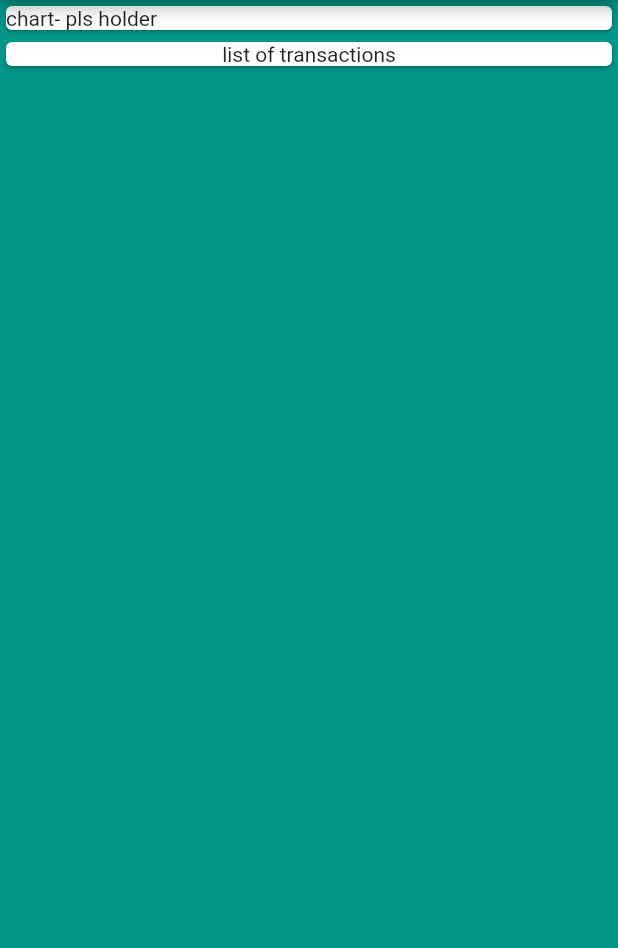
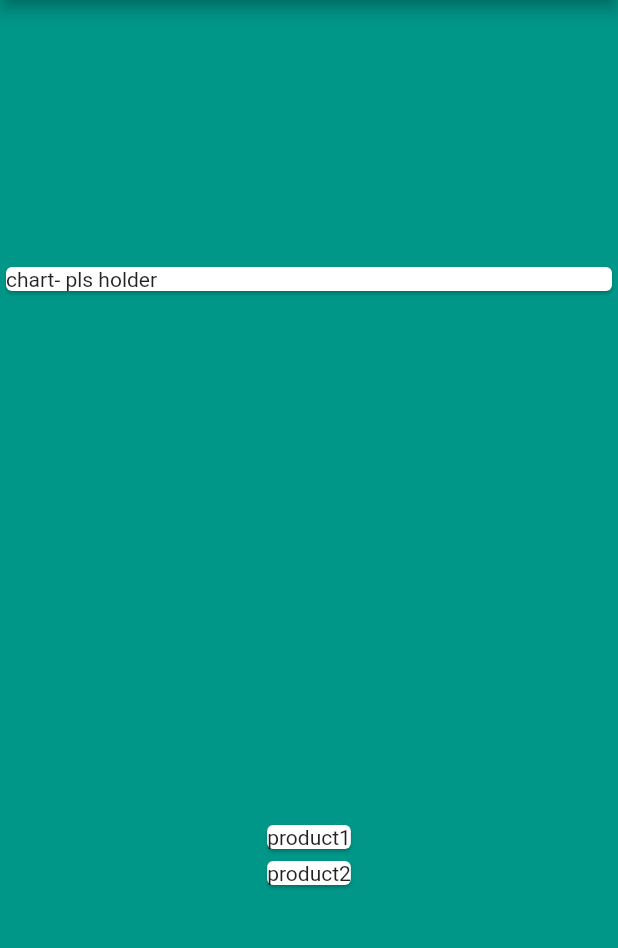
Before and after one commit to kevinpaul468/expense_tracker, a Flutter app: the screen it shows after launch, on a phone screen of 412 x 824 dp, the part 84-1032 px from its top. Run offline on Flutter 3.47's test engine with Material 2 defaults, Android fonts, the phone set to English and light mode, and no system bars.

Commit message:
added transactio.dart

```diff
--- a/lib/main.dart
+++ b/lib/main.dart
@@ -1,7 +1,19 @@
 import 'package:flutter/material.dart';
+import './transaction.dart';
 
 void main(){
-  runApp(
+  runApp(MyApp());
+}
+
+class MyApp extends StatelessWidget {
+  final List<Transaction> transactions = [
+    Transaction(id: 't1', title: 'product1', amount: 48.69, date: DateTime.now()),
+    Transaction(id: 't2', title: 'product2', amount: 66.53, date: DateTime.now())
+  ];
+ MyApp({super.key});
+  @override
+  Widget build(BuildContext context) {
+    return
         MaterialApp(
           debugShowCheckedModeBanner: true,
           home: Scaffold(
@@ -11,28 +23,28 @@ void main(){
               backgroundColor: Colors.blue,
             ),
             body: Column(
+              crossAxisAlignment: CrossAxisAlignment.stretch,
+              mainAxisAlignment: MainAxisAlignment.spaceAround,
               children: <Widget> [
                 Card(
                   child: Container(
                       width: double.infinity ,
-                  // height: double.infinity,
+
                       child: Text("chart- pls holder")
                   ),
-
                 ),
-            Card(
-              child: Container(
-                  width: double.infinity,
-                  // height: double.infinity,
-                  child: Center(
-                      child: Text("list of transactions")
-                  )
+                Column(
+                  children: transactions.map((tx){
+                    return Card(
+                    child: Text(tx.title),
+                    );
+                  }).toList(),
                 ),
-            )
               ],
             ),
 
           ),
-    )
+
     );
   }
+}
--- /dev/null
+++ b/lib/transaction.dart
@@ -0,0 +1,14 @@
+class Transaction
+{
+  final String id ;
+  final String title;
+  final double amount;
+  final DateTime date;
+
+  Transaction({
+    required this.id ,
+    required this.title ,
+    required  this.amount ,
+    required  this.date
+  });
+}
```
Lines whose indentation alone changed are shown as unchanged.
